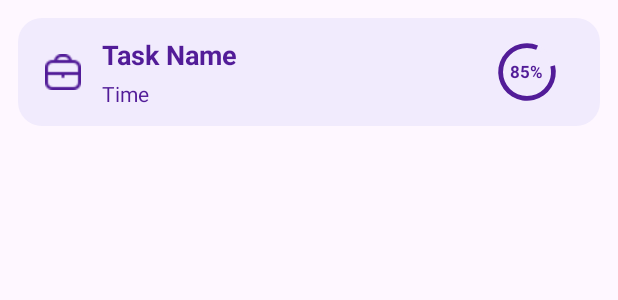
After one commit to HoangAnhGit/ToDoListApplication, an Android app: the layout item_category.xml on its own in the app's theme, with its tools: preview values and no code run, on a phone screen of 412 x 824 dp. The commit adds this screen. Shown: the top 300 px of the screen. Run offline under Robolectric (Android 15) with nearby library versions, the phone set to English and light mode, and no system bars.

Commit message:
add ui category

```diff
--- a/app/src/main/java/com/example/todolistapp/Model/GroupTask.java
+++ /dev/null
@@ -1,4 +0,0 @@
-package com.example.todolistapp.Model;
-
-public class GroupTask {
-}
--- /dev/null
+++ b/app/src/main/res/drawable/bg_item_category.xml
@@ -0,0 +1,10 @@
+<?xml version="1.0" encoding="utf-8"?>
+<selector xmlns:android="http://schemas.android.com/apk/res/android">
+
+    <item>
+        <shape>
+            <solid android:color="@color/light_purple"/>
+            <corners android:radius="16dp"/>
+        </shape>
+    </item>
+</selector>
--- a/app/src/main/res/layout/activity_add_task.xml
+++ b/app/src/main/res/layout/activity_add_task.xml
@@ -163,9 +163,10 @@
             android:inputType="textMultiLine"
             android:maxLines="3"
             android:minLines="1"
+
             android:scrollHorizontally="false"
             android:textColor="@color/dark_purple"
-            android:textColorHint="@color/light_purple"
+            android:textColorHint="@color/dark_purple"
             android:textSize="16sp" />
     </com.google.android.material.textfield.TextInputLayout>
 
--- /dev/null
+++ b/app/src/main/res/layout/item_category.xml
@@ -0,0 +1,79 @@
+<?xml version="1.0" encoding="utf-8"?>
+<LinearLayout xmlns:android="http://schemas.android.com/apk/res/android"
+    android:layout_width="match_parent"
+    android:layout_height="wrap_content"
+    xmlns:app="http://schemas.android.com/apk/res-auto"
+    android:orientation="horizontal"
+    android:weightSum="10"
+    android:background="@drawable/bg_item_category"
+    android:padding="12dp"
+    android:layout_margin="12dp">
+
+
+    <ImageView
+        android:layout_gravity="center"
+        android:layout_width="0dp"
+        android:layout_height="wrap_content"
+        android:src="@drawable/work"
+        android:layout_weight="1"
+        android:id="@+id/img_category"
+        app:tint="@color/dark_purple" />
+
+
+    <LinearLayout
+        android:layout_width="0dp"
+        android:layout_height="wrap_content"
+        android:orientation="vertical"
+        android:layout_weight="7"
+        android:paddingStart="8dp">
+
+        <TextView
+            android:layout_width="wrap_content"
+            android:layout_height="wrap_content"
+            android:textSize="18sp"
+            android:textStyle="bold"
+            android:textColor="@color/dark_purple"
+            android:id="@+id/txt_name_category"
+            android:text="@string/TaskName"/>
+
+        <TextView
+            android:layout_marginTop="4dp"
+            android:layout_width="wrap_content"
+            android:layout_height="wrap_content"
+            android:text="@string/Time"
+            android:textSize="14sp"
+            android:textColor="@color/dark_purple"
+            android:id="@+id/txt_size"
+            />
+    </LinearLayout>
+
+    <FrameLayout
+        android:layout_width="0dp"
+        android:layout_height="match_parent"
+        android:layout_weight="2"
+        android:gravity="center">
+
+        <ProgressBar
+            android:layout_gravity="center"
+            android:id="@+id/progressCircular"
+            style="?android:attr/progressBarStyle"
+            android:layout_width="wrap_content"
+            android:layout_height="wrap_content"
+            android:indeterminateOnly="false"
+            android:progress="85"
+            android:max="100"
+            android:progressDrawable="@drawable/bg_process_bar"/>
+
+        <TextView
+            android:id="@+id/tvProgress"
+            android:layout_width="wrap_content"
+            android:layout_height="wrap_content"
+            android:text="85%"
+            android:textSize="11sp"
+            android:textStyle="bold"
+            android:textColor="@color/dark_purple"
+            android:gravity="center"
+            android:layout_gravity="center"/>
+    </FrameLayout>
+
+</LinearLayout>
--- a/app/src/main/res/layout/item_task.xml
+++ b/app/src/main/res/layout/item_task.xml
@@ -20,7 +20,7 @@
             android:layout_height="wrap_content"
             android:text="Do math homework"
             android:textStyle="bold"
-            android:textSize="16sp"
+            android:textSize="18sp"
             app:layout_constraintStart_toStartOf="parent"
             app:layout_constraintTop_toTopOf="parent"
             android:textColor="@color/dark_purple"/>
@@ -46,6 +46,7 @@
             app:layout_constraintStart_toStartOf="parent"
             android:text="Make Ui design for the mini project
 post figma link to the trello using  ..."
+            android:maxLines="3"
             android:textColor="@color/dark_purple"/>
 
         <ImageView
```
